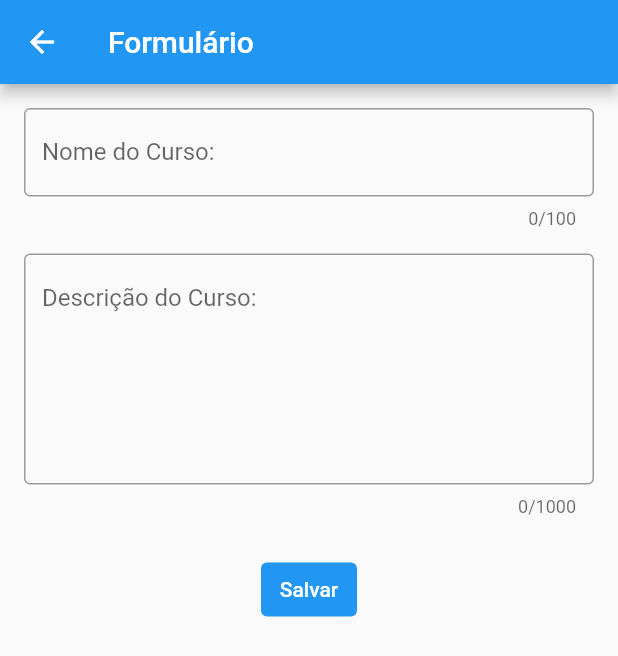
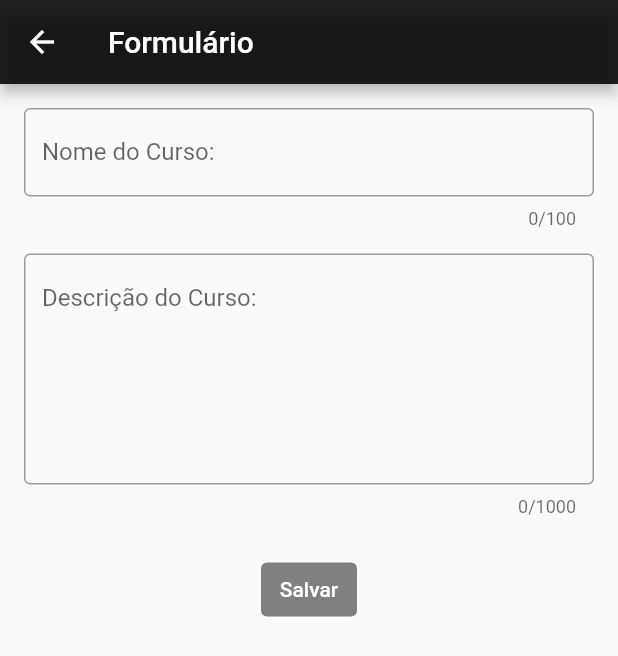
Before and after one commit to alvarobcprado/flutter-dio-courses, a Flutter app: the screen it shows after launch, after a tap on the "plus one" icon, on a phone screen of 412 x 824 dp. Shown: the top 656 px of the screen. Run offline on Flutter 3.47's test engine with Material 2 defaults, Android fonts, the light colour scheme and no system bars; our stand-ins replace form_field_validator, get.

Commit message:
feat: added light and dark theme

```diff
--- a/lib/main.dart
+++ b/lib/main.dart
@@ -9,13 +9,41 @@ void main() {
 }
 
 class MyApp extends StatelessWidget {
+  static const Map<int, Color> color = {
+    50: Color.fromRGBO(255, 92, 87, .1),
+    100: Color.fromRGBO(255, 92, 87, .2),
+    200: Color.fromRGBO(252, 215, 52, .5),
+    300: Color.fromRGBO(252, 215, 52, .8),
+    400: Color.fromRGBO(255, 92, 87, .5),
+    500: Color.fromRGBO(255, 92, 87, .6),
+    600: Color.fromRGBO(255, 92, 87, .7),
+    700: Color.fromRGBO(230, 81, 0, .8),
+    800: Color.fromRGBO(255, 92, 87, .9),
+    900: Color.fromRGBO(255, 92, 87, 1),
+  };
+
+  static const MaterialColor colorCustom = MaterialColor(0xFFFF5C57, color);
   // This widget is the root of your application.
   @override
   Widget build(BuildContext context) {
     return GetMaterialApp(
       title: 'Flutter Demo',
       theme: ThemeData(
-        primarySwatch: Colors.blue,
+        textSelectionTheme: TextSelectionThemeData(
+          selectionColor: Colors.black12,
+        ),
+        appBarTheme: AppBarTheme(color: Colors.black87),
+        primarySwatch: colorCustom,
+        primaryColor: Color(0xFF808080),
+        accentColor: colorCustom,
+      ),
+      darkTheme: ThemeData(
+        textSelectionTheme: TextSelectionThemeData(
+          selectionColor: Colors.black,
+        ),
+        brightness: Brightness.dark,
+        primarySwatch: colorCustom,
+        accentColor: Colors.white,
       ),
       initialRoute: "/",
       getPages: [
```
